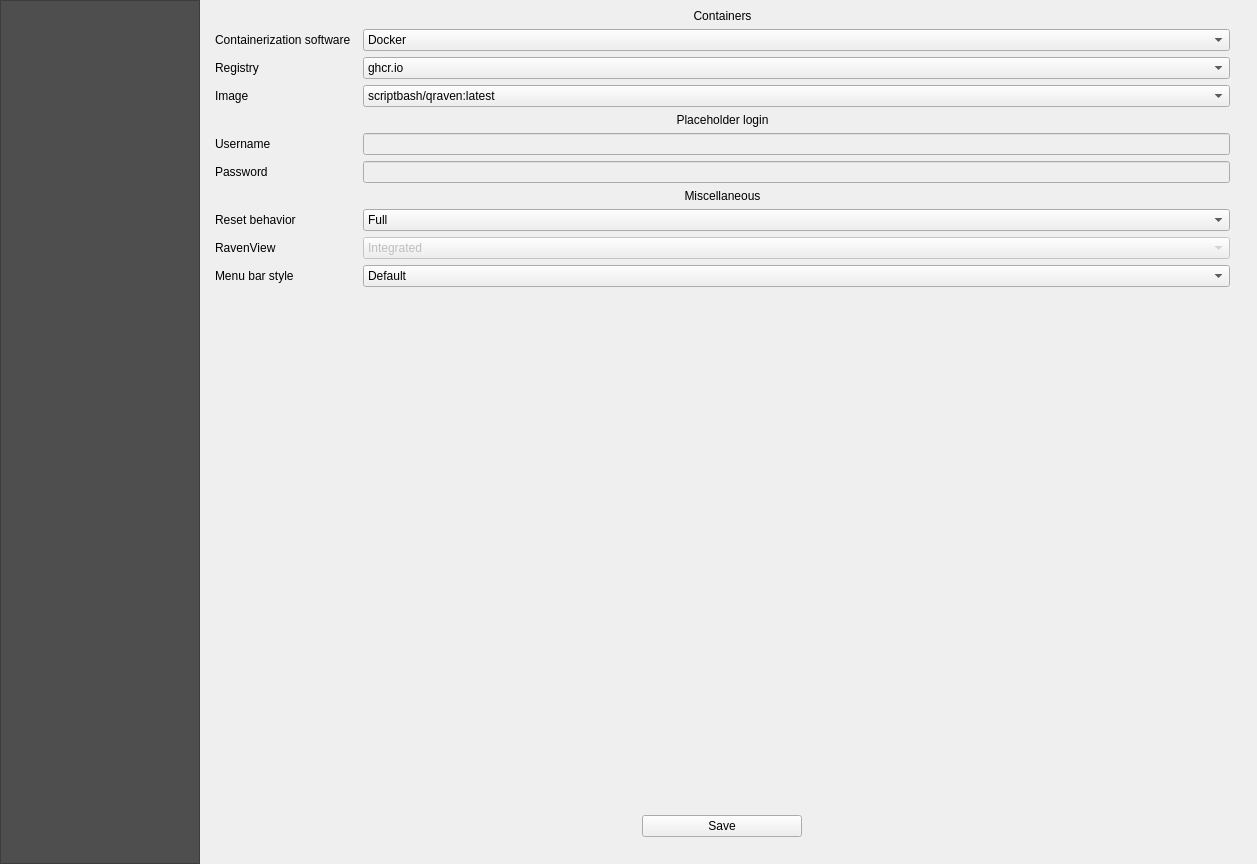
The window that qraven/qraven_dialog_base.ui (Scriptbash/QRaven) describes before a commit, drawn with Qt 5.
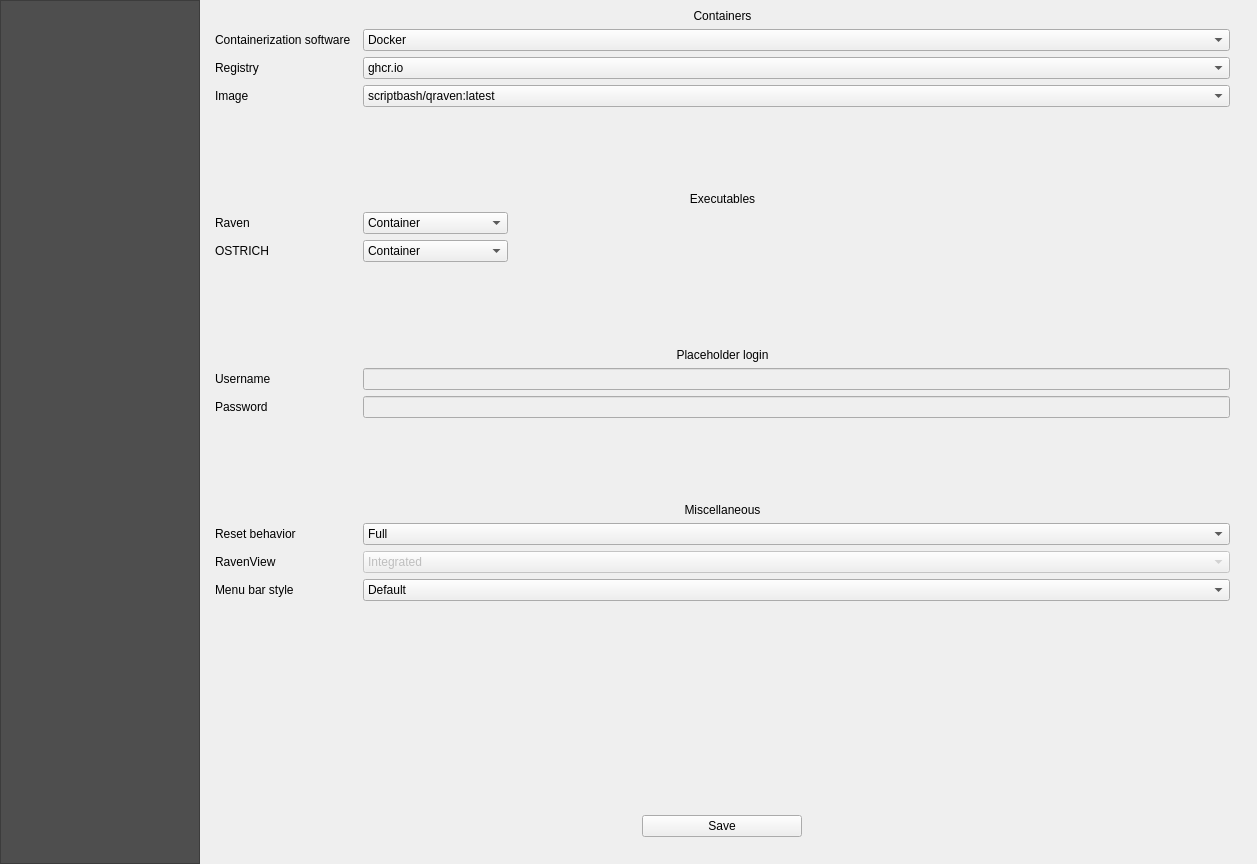
The same window after the commit. The open tabs and pages were chosen to show the change. Icons and pictures are not drawn. Custom widgets are drawn as their Qt base class.

Commit message: Add support for Flatpak version of Raven

```diff
--- a/qraven/qraven_dialog_base.ui
+++ b/qraven/qraven_dialog_base.ui
@@ -5093,46 +5093,6 @@
                </property>
               </widget>
              </item>
-             <item row="3" column="0">
-              <widget class="QLabel" name="label_211">
-               <property name="toolTip">
-                <string>The name of the model</string>
-               </property>
-               <property name="text">
-                <string>File name prefix</string>
-               </property>
-              </widget>
-             </item>
-             <item row="2" column="1">
-              <widget class="QgsFileWidget" name="file_ravenexe">
-               <property name="toolTip">
-                <string>Path to the Raven executable (Raven.exe)</string>
-               </property>
-               <property name="filter">
-                <string>*.exe</string>
-               </property>
-              </widget>
-             </item>
-             <item row="3" column="1">
-              <widget class="QLineEdit" name="txt_runnameprefix">
-               <property name="toolTip">
-                <string>The name of the model</string>
-               </property>
-               <property name="placeholderText">
-                <string>e.g. model for model.rvi</string>
-               </property>
-              </widget>
-             </item>
-             <item row="0" column="0">
-              <widget class="QLabel" name="label_212">
-               <property name="toolTip">
-                <string>Path to the model folder</string>
-               </property>
-               <property name="text">
-                <string>Input directory</string>
-               </property>
-              </widget>
-             </item>
              <item row="1" column="1">
               <widget class="QgsFileWidget" name="file_runoutputdir">
                <property name="toolTip">
@@ -5811,11 +5771,11 @@
           <item row="0" column="0">
            <widget class="QWidget" name="widget_10" native="true">
             <layout class="QGridLayout" name="gridLayout_44">
-             <item row="9" column="2">
-              <widget class="QComboBox" name="combo_resetmode">
+             <item row="2" column="2">
+              <widget class="QComboBox" name="combo_registry">
                <item>
                 <property name="text">
-                 <string>Full</string>
+                 <string>ghcr.io</string>
                 </property>
                </item>
                <item>
@@ -5825,7 +5785,197 @@
                </item>
               </widget>
              </item>
-             <item row="19" column="0" colspan="3">
+             <item row="14" column="2">
+              <widget class="QLineEdit" name="txt_casparpassword">
+               <property name="enabled">
+                <bool>false</bool>
+               </property>
+               <property name="echoMode">
+                <enum>QLineEdit::PasswordEchoOnEdit</enum>
+               </property>
+              </widget>
+             </item>
+             <item row="19" column="2">
+              <widget class="QComboBox" name="combo_menubar">
+               <item>
+                <property name="text">
+                 <string>Default</string>
+                </property>
+               </item>
+               <item>
+                <property name="text">
+                 <string>Collapsed</string>
+                </property>
+               </item>
+              </widget>
+             </item>
+             <item row="23" column="2">
+              <spacer name="verticalSpacer_2">
+               <property name="orientation">
+                <enum>Qt::Vertical</enum>
+               </property>
+               <property name="sizeHint" stdset="0">
+                <size>
+                 <width>20</width>
+                 <height>40</height>
+                </size>
+               </property>
+              </spacer>
+             </item>
+             <item row="14" column="0">
+              <widget class="QLabel" name="label_218">
+               <property name="text">
+                <string>Password</string>
+               </property>
+              </widget>
+             </item>
+             <item row="3" column="0">
+              <widget class="QLabel" name="label_64">
+               <property name="text">
+                <string>Image</string>
+               </property>
+              </widget>
+             </item>
+             <item row="3" column="2">
+              <widget class="QComboBox" name="combo_dockerimage">
+               <item>
+                <property name="text">
+                 <string>scriptbash/qraven:latest</string>
+                </property>
+               </item>
+               <item>
+                <property name="text">
+                 <string>scriptbash/qraven:unstable</string>
+                </property>
+               </item>
+              </widget>
+             </item>
+             <item row="10" column="0">
+              <spacer name="verticalSpacer_8">
+               <property name="orientation">
+                <enum>Qt::Vertical</enum>
+               </property>
+               <property name="sizeHint" stdset="0">
+                <size>
+                 <width>20</width>
+                 <height>40</height>
+                </size>
+               </property>
+              </spacer>
+             </item>
+             <item row="11" column="0" colspan="3">
+              <widget class="QLabel" name="label_63">
+               <property name="text">
+                <string>Placeholder login</string>
+               </property>
+               <property name="alignment">
+                <set>Qt::AlignCenter</set>
+               </property>
+              </widget>
+             </item>
+             <item row="17" column="0">
+              <widget class="QLabel" name="label_71">
+               <property name="text">
+                <string>Reset behavior</string>
+               </property>
+              </widget>
+             </item>
+             <item row="26" column="2">
+              <spacer name="verticalSpacer_7">
+               <property name="orientation">
+                <enum>Qt::Vertical</enum>
+               </property>
+               <property name="sizeHint" stdset="0">
+                <size>
+                 <width>20</width>
+                 <height>40</height>
+                </size>
+               </property>
+              </spacer>
+             </item>
+             <item row="21" column="0" colspan="3">
+              <widget class="QLabel" name="lbl_restartrequired">
+               <property name="styleSheet">
+                <string notr="true">color : red;font-weight: bold;</string>
+               </property>
+               <property name="text">
+                <string/>
+               </property>
+               <property name="alignment">
+                <set>Qt::AlignCenter</set>
+               </property>
+              </widget>
+             </item>
+             <item row="24" column="0" colspan="3">
+              <widget class="QLabel" name="lbl_update">
+               <property name="text">
+                <string/>
+               </property>
+               <property name="alignment">
+                <set>Qt::AlignCenter</set>
+               </property>
+              </widget>
+             </item>
+             <item row="6" column="2">
+              <widget class="QWidget" name="widget_7" native="true">
+               <layout class="QGridLayout" name="gridLayout_25">
+                <property name="leftMargin">
+                 <number>0</number>
+                </property>
+                <property name="topMargin">
+                 <number>0</number>
+                </property>
+                <property name="rightMargin">
+                 <number>0</number>
+                </property>
+                <property name="bottomMargin">
+                 <number>0</number>
+                </property>
+                <item row="0" column="0">
+                 <widget class="QComboBox" name="combo_ravenexe_mode">
+                  <property name="minimumSize">
+                   <size>
+                    <width>145</width>
+                    <height>0</height>
+                   </size>
+                  </property>
+                  <property name="maximumSize">
+                   <size>
+                    <width>145</width>
+                    <height>16777215</height>
+                   </size>
+                  </property>
+                  <item>
+                   <property name="text">
+                    <string>Container</string>
+                   </property>
+                  </item>
+                  <item>
+                   <property name="text">
+                    <string>Flatpak</string>
+                   </property>
+                  </item>
+                  <item>
+                   <property name="text">
+                    <string>Executable</string>
+                   </property>
+                  </item>
+                 </widget>
+                </item>
+                <item row="0" column="1">
+                 <widget class="QgsFileWidget" name="file_ravenexe">
+                  <property name="enabled">
+                   <bool>true</bool>
+                  </property>
+                  <property name="filter">
+                   <string>*.exe</string>
+                  </property>
+                 </widget>
+                </item>
+               </layout>
+              </widget>
+             </item>
+             <item row="27" column="0" colspan="3">
               <widget class="QWidget" name="widget_11" native="true">
                <layout class="QHBoxLayout" name="horizontalLayout">
                 <item>
@@ -5850,18 +6000,8 @@
                </layout>
               </widget>
              </item>
-             <item row="0" column="0" colspan="3">
-              <widget class="QLabel" name="label_62">
-               <property name="text">
-                <string>Containers</string>
-               </property>
-               <property name="alignment">
-                <set>Qt::AlignCenter</set>
-               </property>
-              </widget>
-             </item>
-             <item row="18" column="2">
-              <spacer name="verticalSpacer_7">
+             <item row="4" column="0">
+              <spacer name="verticalSpacer_6">
                <property name="orientation">
                 <enum>Qt::Vertical</enum>
                </property>
@@ -5873,6 +6013,20 @@
                </property>
               </spacer>
              </item>
+             <item row="13" column="0">
+              <widget class="QLabel" name="label_217">
+               <property name="text">
+                <string>Username</string>
+               </property>
+              </widget>
+             </item>
+             <item row="19" column="0">
+              <widget class="QLabel" name="label_66">
+               <property name="text">
+                <string>Menu bar style</string>
+               </property>
+              </widget>
+             </item>
              <item row="1" column="2">
               <widget class="QComboBox" name="combo_container">
                <item>
@@ -5887,25 +6041,25 @@
                </item>
               </widget>
              </item>
-             <item row="10" column="0">
-              <widget class="QLabel" name="label_112">
+             <item row="6" column="0">
+              <widget class="QLabel" name="label_113">
                <property name="text">
-                <string>RavenView</string>
+                <string>Raven</string>
                </property>
               </widget>
              </item>
-             <item row="7" column="2">
-              <widget class="QLineEdit" name="txt_casparpassword">
-               <property name="enabled">
-                <bool>false</bool>
+             <item row="0" column="0" colspan="3">
+              <widget class="QLabel" name="label_62">
+               <property name="text">
+                <string>Containers</string>
                </property>
-               <property name="echoMode">
-                <enum>QLineEdit::PasswordEchoOnEdit</enum>
+               <property name="alignment">
+                <set>Qt::AlignCenter</set>
                </property>
               </widget>
              </item>
-             <item row="15" column="2">
-              <spacer name="verticalSpacer_2">
+             <item row="15" column="0">
+              <spacer name="verticalSpacer_9">
                <property name="orientation">
                 <enum>Qt::Vertical</enum>
                </property>
@@ -5917,23 +6071,10 @@
                </property>
               </spacer>
              </item>
-             <item row="13" column="0" colspan="3">
-              <widget class="QLabel" name="lbl_restartrequired">
-               <property name="styleSheet">
-                <string notr="true">color : red;font-weight: bold;</string>
-               </property>
+             <item row="5" column="0" colspan="3">
+              <widget class="QLabel" name="label_115">
                <property name="text">
-                <string/>
-               </property>
-               <property name="alignment">
-                <set>Qt::AlignCenter</set>
-               </property>
-              </widget>
-             </item>
-             <item row="4" column="0" colspan="3">
-              <widget class="QLabel" name="label_63">
-               <property name="text">
-                <string>Placeholder login</string>
+                <string>Executables</string>
                </property>
                <property name="alignment">
                 <set>Qt::AlignCenter</set>
@@ -5947,6 +6088,37 @@
                </property>
               </widget>
              </item>
+             <item row="18" column="2">
+              <widget class="QComboBox" name="combo_rvnviewintegration">
+               <property name="enabled">
+                <bool>false</bool>
+               </property>
+               <item>
+                <property name="text">
+                 <string>Integrated</string>
+                </property>
+               </item>
+               <item>
+                <property name="text">
+                 <string>Web browser</string>
+                </property>
+               </item>
+              </widget>
+             </item>
+             <item row="17" column="2">
+              <widget class="QComboBox" name="combo_resetmode">
+               <item>
+                <property name="text">
+                 <string>Full</string>
+                </property>
+               </item>
+               <item>
+                <property name="text">
+                 <string>Partial</string>
+                </property>
+               </item>
+              </widget>
+             </item>
              <item row="2" column="0">
               <widget class="QLabel" name="label_111">
                <property name="text">
@@ -5954,35 +6126,14 @@
                </property>
               </widget>
              </item>
-             <item row="6" column="0">
-              <widget class="QLabel" name="label_217">
+             <item row="18" column="0">
+              <widget class="QLabel" name="label_112">
                <property name="text">
-                <string>Username</string>
+                <string>RavenView</string>
                </property>
               </widget>
              </item>
-             <item row="6" column="2">
-              <widget class="QLineEdit" name="txt_casparusername">
-               <property name="enabled">
-                <bool>false</bool>
-               </property>
-              </widget>
-             </item>
-             <item row="2" column="2">
-              <widget class="QComboBox" name="combo_registry">
-               <item>
-                <property name="text">
-                 <string>ghcr.io</string>
-                </property>
-               </item>
-               <item>
-                <property name="text">
-                 <string>docker.io</string>
-                </property>
-               </item>
-              </widget>
-             </item>
-             <item row="8" column="0" colspan="3">
+             <item row="16" column="0" colspan="3">
               <widget class="QLabel" name="label_65">
                <property name="text">
                 <string>Miscellaneous</string>
@@ -5992,87 +6143,72 @@
                </property>
               </widget>
              </item>
-             <item row="3" column="2">
-              <widget class="QComboBox" name="combo_dockerimage">
-               <item>
-                <property name="text">
-                 <string>scriptbash/qraven:latest</string>
-                </property>
-               </item>
-               <item>
-                <property name="text">
-                 <string>scriptbash/qraven:unstable</string>
-                </property>
-               </item>
+             <item row="13" column="2">
+              <widget class="QLineEdit" name="txt_casparusername">
+               <property name="enabled">
+                <bool>false</bool>
+               </property>
               </widget>
              </item>
              <item row="7" column="0">
-              <widget class="QLabel" name="label_218">
+              <widget class="QLabel" name="label_114">
                <property name="text">
-                <string>Password</string>
+                <string>OSTRICH</string>
                </property>
               </widget>
              </item>
-             <item row="9" column="0">
-              <widget class="QLabel" name="label_71">
-               <property name="text">
-                <string>Reset behavior</string>
-               </property>
-              </widget>
-             </item>
-             <item row="3" column="0">
-              <widget class="QLabel" name="label_64">
-               <property name="text">
-                <string>Image</string>
-               </property>
-              </widget>
-             </item>
-             <item row="11" column="0">
-              <widget class="QLabel" name="label_66">
-               <property name="text">
-                <string>Menu bar style</string>
-               </property>
-              </widget>
-             </item>
-             <item row="11" column="2">
-              <widget class="QComboBox" name="combo_menubar">
-               <item>
-                <property name="text">
-                 <string>Default</string>
+             <item row="7" column="2">
+              <widget class="QWidget" name="widget_12" native="true">
+               <layout class="QGridLayout" name="gridLayout_26">
+                <property name="leftMargin">
+                 <number>0</number>
                 </property>
-               </item>
-               <item>
-                <property name="text">
-                 <string>Collapsed</string>
+                <property name="topMargin">
+                 <number>0</number>
                 </property>
-               </item>
-              </widget>
-             </item>
-             <item row="16" column="0" colspan="3">
-              <widget class="QLabel" name="lbl_update">
-               <property name="text">
-                <string/>
-               </property>
-               <property name="alignment">
-                <set>Qt::AlignCenter</set>
-               </property>
-              </widget>
-             </item>
-             <item row="10" column="2">
-              <widget class="QComboBox" name="combo_rvnviewintegration">
-               <property name="enabled">
-                <bool>false</bool>
-               </property>
-               <item>
-                <property name="text">
-                 <string>Integrated</string>
+                <property name="rightMargin">
+                 <number>0</number>
                 </property>
-               </item>
-               <item>
-                <property name="text">
-                 <string>Web browser</string>
+                <property name="bottomMargin">
+                 <number>0</number>
                 </property>
-               </item>
+                <item row="0" column="0">
+                 <widget class="QComboBox" name="combo_ostrichexe_mode">
+                  <property name="enabled">
+                   <bool>true</bool>
+                  </property>
+                  <property name="minimumSize">
+                   <size>
+                    <width>145</width>
+                    <height>0</height>
+                   </size>
+                  </property>
+                  <property name="maximumSize">
+                   <size>
+                    <width>145</width>
+                    <height>16777215</height>
+                   </size>
+                  </property>
+                  <item>
+                   <property name="text">
+                    <string>Container</string>
+                   </property>
+                  </item>
+                  <item>
+                   <property name="text">
+                    <string>Executable</string>
+                   </property>
+                  </item>
+                 </widget>
+                </item>
+                <item row="0" column="1">
+                 <widget class="QgsFileWidget" name="file_ostrichexe">
+                  <property name="enabled">
+                   <bool>true</bool>
+                  </property>
+                 </widget>
+                </item>
+               </layout>
               </widget>
              </item>
             </layout>
```
Left out of the diff: 125 changed lines with no effect on the pictures. The commit also changes 1 other file.
